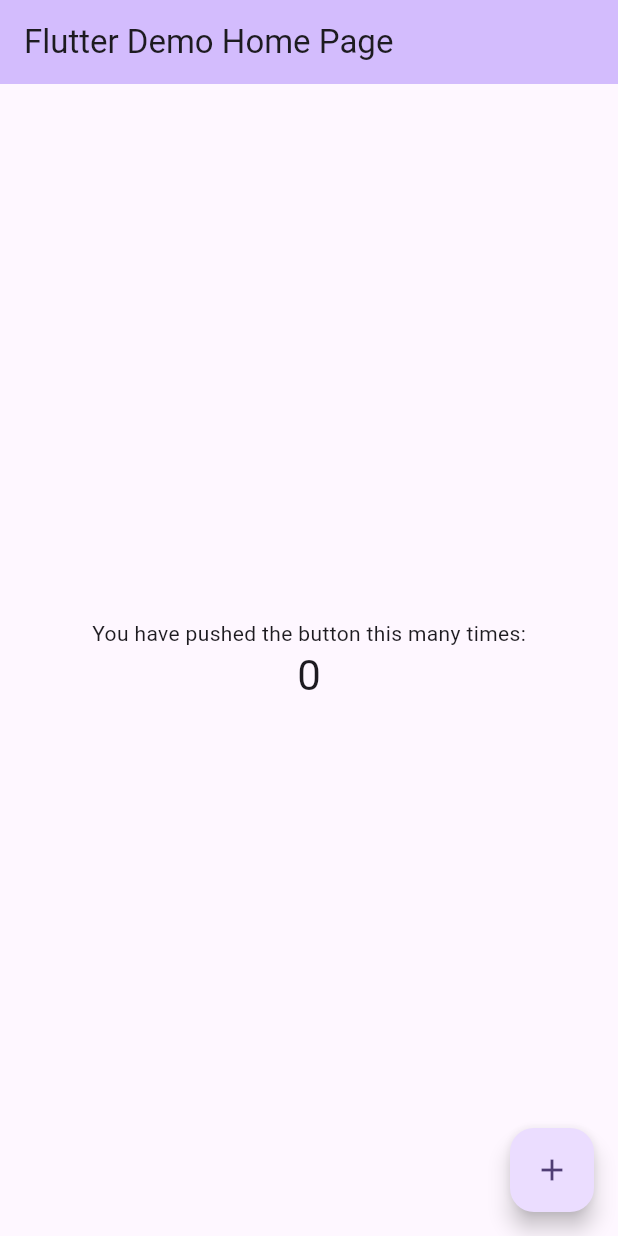
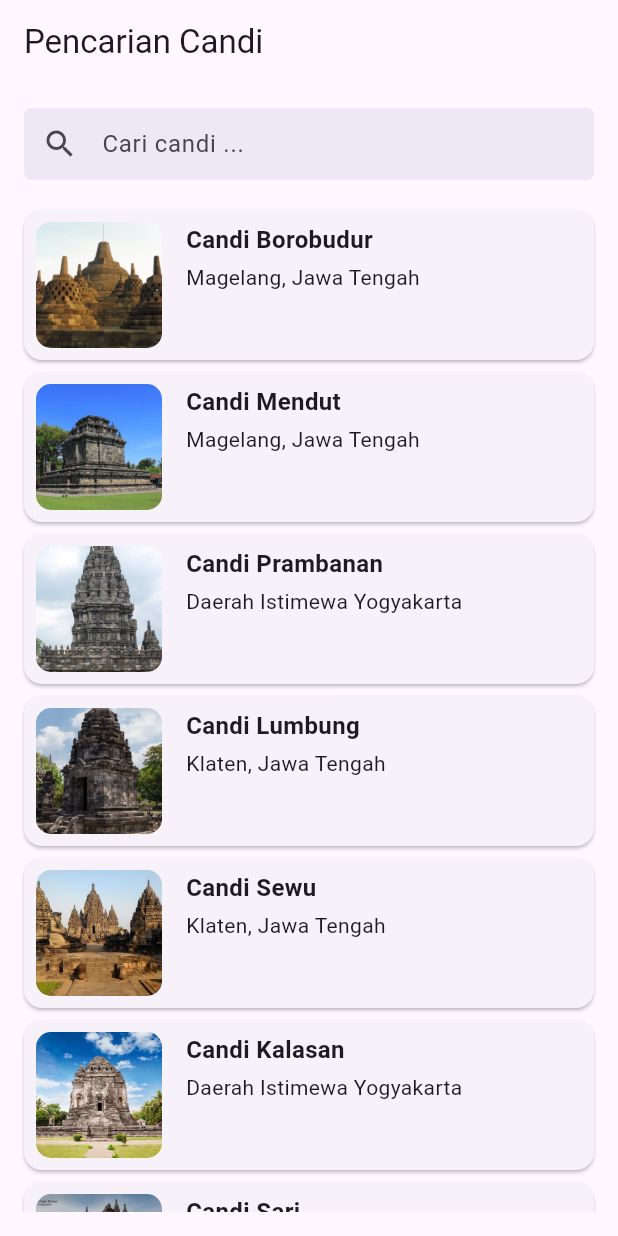
Before and after one commit to Mobile-Programming-MDP/latihan-flutter-NathanielRFL, a Flutter app: the screen it shows after launch, on a phone screen of 412 x 824 dp. Run offline on Flutter 3.47's test engine with Material 3 defaults, Android fonts, the phone set to English and light mode, and no system bars.

Commit message:
searchscreen

```diff
--- a/wisata_candi/lib/main.dart
+++ b/wisata_candi/lib/main.dart
@@ -1,125 +1,23 @@
 import 'package:flutter/material.dart';
+import 'package:wisata_candi/data/candi_data.dart';
+import 'package:wisata_candi/detail_screen.dart';
+import 'package:wisata_candi/profil_screen.dart';
+import 'package:wisata_candi/search_screen.dart';
 
 void main() {
-  runApp(const MyApp());
+  runApp(const MainApp());
 }
 
-class MyApp extends StatelessWidget {
-  const MyApp({super.key});
+class MainApp extends StatelessWidget {
+  const MainApp({super.key});
 
-  // This widget is the root of your application.
   @override
   Widget build(BuildContext context) {
-    return MaterialApp(
-      title: 'Flutter Demo',
-      theme: ThemeData(
-        // This is the theme of your application.
-        //
-        // TRY THIS: Try running your application with "flutter run". You'll see
-        // the application has a purple toolbar. Then, without quitting the app,
-        // try changing the seedColor in the colorScheme below to Colors.green
-        // and then invoke "hot reload" (save your changes or press the "hot
-        // reload" button in a Flutter-supported IDE, or press "r" if you used
-        // the command line to start the app).
-        //
-        // Notice that the counter didn't reset back to zero; the application
-        // state is not lost during the reload. To reset the state, use hot
-        // restart instead.
-        //
-        // This works for code too, not just values: Most code changes can be
-        // tested with just a hot reload.
-        colorScheme: ColorScheme.fromSeed(seedColor: Colors.deepPurple),
-        useMaterial3: true,
-      ),
-      home: const MyHomePage(title: 'Flutter Demo Home Page'),
+    return const MaterialApp(
+      // home: DetailScreen(
+      //   candi: candiList[0],
+      // ),
+      home: SearchScreen(),
     );
   }
 }
-
-class MyHomePage extends StatefulWidget {
-  const MyHomePage({super.key, required this.title});
-
-  // This widget is the home page of your application. It is stateful, meaning
-  // that it has a State object (defined below) that contains fields that affect
-  // how it looks.
-
-  // This class is the configuration for the state. It holds the values (in this
-  // case the title) provided by the parent (in this case the App widget) and
-  // used by the build method of the State. Fields in a Widget subclass are
-  // always marked "final".
-
-  final String title;
-
-  @override
-  State<MyHomePage> createState() => _MyHomePageState();
-}
-
-class _MyHomePageState extends State<MyHomePage> {
-  int _counter = 0;
-
-  void _incrementCounter() {
-    setState(() {
-      // This call to setState tells the Flutter framework that something has
-      // changed in this State, which causes it to rerun the build method below
-      // so that the display can reflect the updated values. If we changed
-      // _counter without calling setState(), then the build method would not be
-      // called again, and so nothing would appear to happen.
-      _counter++;
-    });
-  }
-
-  @override
-  Widget build(BuildContext context) {
-    // This method is rerun every time setState is called, for instance as done
-    // by the _incrementCounter method above.
-    //
-    // The Flutter framework has been optimized to make rerunning build methods
-    // fast, so that you can just rebuild anything that needs updating rather
-    // than having to individually change instances of widgets.
-    return Scaffold(
-      appBar: AppBar(
-        // TRY THIS: Try changing the color here to a specific color (to
-        // Colors.amber, perhaps?) and trigger a hot reload to see the AppBar
-        // change color while the other colors stay the same.
-        backgroundColor: Theme.of(context).colorScheme.inversePrimary,
-        // Here we take the value from the MyHomePage object that was created by
-        // the App.build method, and use it to set our appbar title.
-        title: Text(widget.title),
-      ),
-      body: Center(
-        // Center is a layout widget. It takes a single child and positions it
-        // in the middle of the parent.
-        child: Column(
-          // Column is also a layout widget. It takes a list of children and
-          // arranges them vertically. By default, it sizes itself to fit its
-          // children horizontally, and tries to be as tall as its parent.
-          //
-          // Column has various properties to control how it sizes itself and
-          // how it positions its children. Here we use mainAxisAlignment to
-          // center the children vertically; the main axis here is the vertical
-          // axis because Columns are vertical (the cross axis would be
-          // horizontal).
-          //
-          // TRY THIS: Invoke "debug painting" (choose the "Toggle Debug Paint"
-          // action in the IDE, or press "p" in the console), to see the
-          // wireframe for each widget.
-          mainAxisAlignment: MainAxisAlignment.center,
-          children: <Widget>[
-            const Text(
-              'You have pushed the button this many times:',
-            ),
-            Text(
-              '$_counter',
-              style: Theme.of(context).textTheme.headlineMedium,
-            ),
-          ],
-        ),
-      ),
-      floatingActionButton: FloatingActionButton(
-        onPressed: _incrementCounter,
-        tooltip: 'Increment',
-        child: const Icon(Icons.add),
-      ), // This trailing comma makes auto-formatting nicer for build methods.
-    );
-  }
-}
--- /dev/null
+++ b/wisata_candi/lib/search_screen.dart
@@ -0,0 +1,96 @@
+import 'package:flutter/material.dart';
+import 'package:wisata_candi/data/candi_data.dart';
+import '../models/candi.dart';
+
+class SearchScreen extends StatefulWidget {
+  const SearchScreen({super.key});
+  @override
+  State<SearchScreen> createState() => _SearchScreenState();
+}
+
+class _SearchScreenState extends State<SearchScreen> {
+  final List<Candi> _filteredCandis = candiList;
+  final String _searchQuery = '';
+  final TextEditingController _searchController = TextEditingController();
+  @override
+  Widget build(BuildContext context) {
+    return Scaffold(
+      appBar: AppBar(
+        title: const Text('Pencarian Candi'),
+      ),
+      body: Column(
+        children: [
+          Padding(
+            padding: const EdgeInsets.all(16),
+            child: Container(
+              decoration: BoxDecoration(
+                borderRadius: BorderRadius.circular(5),
+                color: Colors.deepPurple[50],
+              ),
+              child: const TextField(
+                autofocus: false,
+                decoration: InputDecoration(
+                  hintText: 'Cari candi ...',
+                  prefixIcon: Icon(Icons.search),
+                  border: InputBorder.none,
+                  focusedBorder: OutlineInputBorder(
+                    borderSide: BorderSide(color: Colors.deepPurple),
+                  ),
+                  contentPadding:
+                      EdgeInsets.symmetric(horizontal: 16, vertical: 12),
+                ),
+              ),
+            ),
+          ),
+          Expanded(
+            child: ListView.builder(
+              itemCount: _filteredCandis.length,
+              itemBuilder: (_, index) {
+                final candi = _filteredCandis[index];
+                return Card(
+                  margin:
+                      const EdgeInsets.symmetric(horizontal: 16, vertical: 4),
+                  child: Row(
+                    crossAxisAlignment: CrossAxisAlignment.start,
+                    children: [
+                      Container(
+                        padding: const EdgeInsets.all(8),
+                        width: 100,
+                        height: 100,
+                        child: ClipRRect(
+                          borderRadius: BorderRadius.circular(10),
+                          child: Image.asset(
+                            candi.imageAsset,
+                            fit: BoxFit.cover,
+                          ),
+                        ),
+                      ),
+                      Padding(
+                        padding: const EdgeInsets.all(8.0),
+                        child: Column(
+                          crossAxisAlignment: CrossAxisAlignment.start,
+                          children: [
+                            Text(
+                              candi.name,
+                              style: const TextStyle(
+                                fontSize: 16,
+                                fontWeight: FontWeight.bold,
+                              ),
+                            ),
+                            const SizedBox(height: 4),
+                            Text(candi.location),
+                          ],
+                        ),
+                      ),
+                    ],
+                  ),
+                );
+              },
+            ),
+          ),
+          const SizedBox(height: 16)
+        ],
+      ),
+    );
+  }
+}
--- a/wisata_candi/pubspec.yaml
+++ b/wisata_candi/pubspec.yaml
@@ -35,6 +35,7 @@ dependencies:
   # The following adds the Cupertino Icons font to your application.
   # Use with the CupertinoIcons class for iOS style icons.
   cupertino_icons: ^1.0.8
+  cached_network_image: ^3.4.1
 
 dev_dependencies:
   flutter_test:
@@ -88,3 +89,6 @@ flutter:
   #
   # For details regarding fonts from package dependencies,
   # see https://flutter.dev/to/font-from-package
+
+  assets:
+    - images/
```
Also changed, not shown: wisata_candi/lib/detail_screen.dart (added, +204 -0 lines), wisata_candi/lib/profil_screen.dart (added, +159 -0 lines), wisata_candi/lib/widgets/profile_info_item.dart (added, +52 -0 lines), wisata_candi/pubspec.lock, 1 other file.
